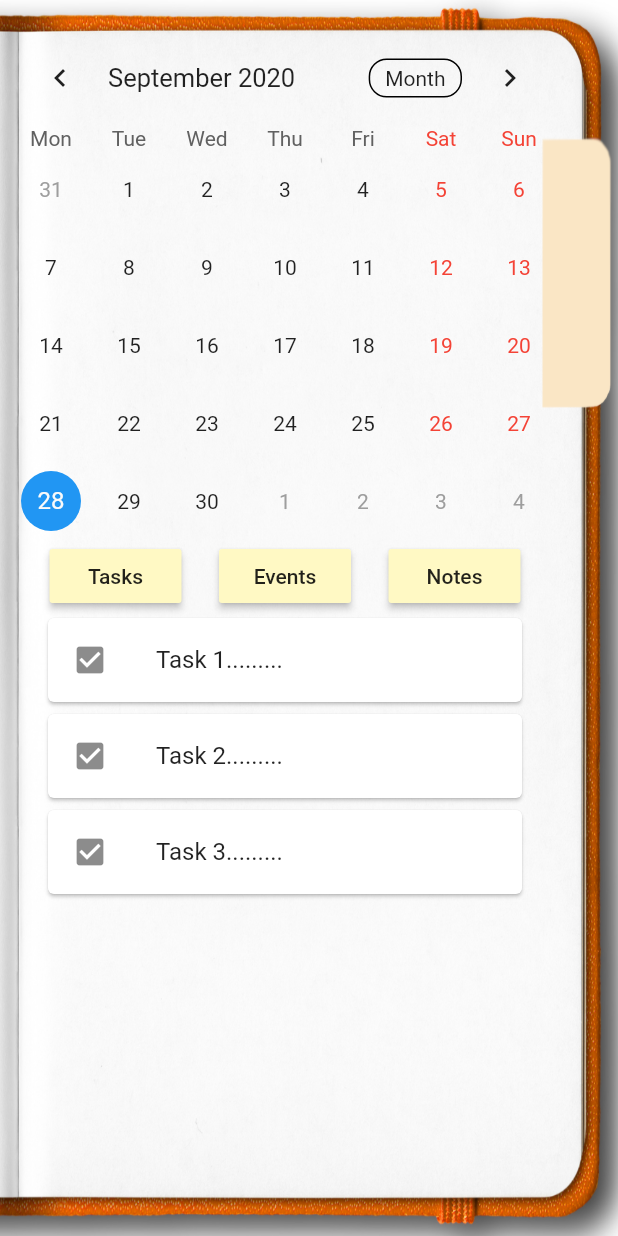
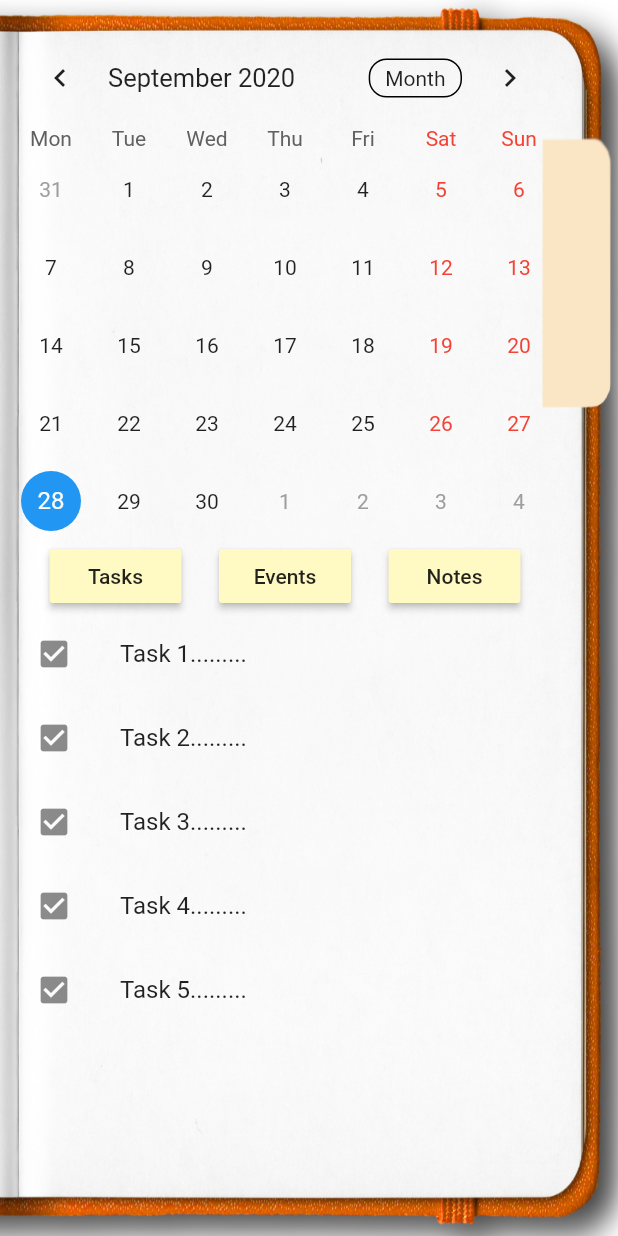
Before and after one commit to zmoghbel/ziba-life-planner, a Flutter app: the screen it shows after launch, after a tap on "Tasks", on a phone screen of 412 x 824 dp. Run offline on Flutter 3.47's test engine with Material 2 defaults, Android fonts, the phone set to English and light mode, and no system bars; drawn by our look-alikes of table_calendar; our stand-ins replace shimmer.

Commit message:
Creating tabs

```diff
--- /dev/null
+++ b/lib/pages/events.dart
@@ -0,0 +1,16 @@
+import 'package:flutter/material.dart';
+
+class Events extends StatefulWidget {
+  @override
+  _EventsState createState() => _EventsState();
+}
+
+class _EventsState extends State<Events> {
+  @override
+  Widget build(BuildContext context) {
+    return Container(
+      color: Colors.teal,
+      child: Center(child: Text('EVENTS')),
+    );
+  }
+}
--- a/lib/pages/home-page.dart
+++ b/lib/pages/home-page.dart
@@ -1,5 +1,9 @@
 import 'package:flutter/material.dart';
 import 'package:table_calendar/table_calendar.dart';
+import 'package:ziba_life_planner/pages/events.dart';
+import 'package:ziba_life_planner/pages/tab-buttons.dart';
+import 'package:ziba_life_planner/pages/notes.dart';
+import 'package:ziba_life_planner/pages/tasks.dart';
 
 class HomePage extends StatefulWidget {
   @override
@@ -7,13 +11,13 @@ class HomePage extends StatefulWidget {
 }
 
 class _HomePageState extends State<HomePage> {
-  CalendarController _controller;
+  CalendarController _calendarController;
   Map<DateTime, List<dynamic>> _events;
 
   @override
   void initState() {
     super.initState();
-    _controller = CalendarController();
+    _calendarController = CalendarController();
     _events = {};
   }
 
@@ -35,6 +39,7 @@ class _HomePageState extends State<HomePage> {
 
   @override
   Widget build(BuildContext context) {
+    final _pageController = PageController();
     return Scaffold(
       //backgroundColor: Colors.white,
       body: SafeArea(
@@ -60,7 +65,7 @@ class _HomePageState extends State<HomePage> {
                   TableCalendar(
                     //availableCalendarFormats: CalendarFormat.day,
                     events: _events,
-                    calendarController: _controller,
+                    calendarController: _calendarController,
                     onDaySelected: (date, event) {
                       print(
                         date.toIso8601String(),
@@ -80,74 +85,14 @@ class _HomePageState extends State<HomePage> {
                       selectedColor: Theme.of(context).primaryColor,
                     ),
                   ),
-                  Row(
-                    mainAxisAlignment: MainAxisAlignment.spaceEvenly,
-                    children: [
-                      RaisedButton(
-                        color: Colors.yellow[100],
-                        child: Text('Tasks'),
-                        onPressed: () {
-                          setState(() {
-                            debugPrint(
-                              'Tasks was tapped',
-                            );
-                          });
-                        },
-                      ),
-                      RaisedButton(
-                        color: Colors.yellow[100],
-                        child: Text('Events'),
-                        onPressed: () {
-                          setState(() {
-                            debugPrint(
-                              'Events was tapped',
-                            );
-                          });
-                        },
-                      ),
-                      RaisedButton(
-                        color: Colors.yellow[100],
-                        child: Text('Notes'),
-                        onPressed: () {
-                          setState(() {
-                            debugPrint(
-                              'Notes was tapped',
-                            );
-                          });
-                        },
-                      ),
-                    ],
-                  ),
-                  Padding(
-                    padding: const EdgeInsets.symmetric(
-                      horizontal: 20.0,
-                    ),
-                    child: Column(
-                      children: [
-                        Card(
-                          child: ListTile(
-                            title: Text("Task 1........."),
-                            leading: Icon(Icons.check_box),
-                            onTap: () {
-                              setState(() {
-                                print('Task 1 was tapped');
-                              });
-                            },
-                          ),
-                        ),
-                        Card(
-                          child: ListTile(
-                            //tileColor: Colors.green,
-                            title: Text("Task 2........."),
-                            leading: Icon(Icons.check_box),
-                          ),
-                        ),
-                        Card(
-                          child: ListTile(
-                            title: Text("Task 3........."),
-                            leading: Icon(Icons.check_box),
-                          ),
-                        ),
+                  TabButtons(_pageController),
+                  Expanded(
+                    child: PageView(
+                      controller: _pageController,
+                      children: <Widget>[
+                        Tasks(),
+                        Events(),
+                        Notes(),
                       ],
                     ),
                   ),
--- /dev/null
+++ b/lib/pages/notes.dart
@@ -0,0 +1,18 @@
+import 'package:flutter/material.dart';
+
+class Notes extends StatefulWidget {
+  @override
+  _NotesState createState() => _NotesState();
+}
+
+class _NotesState extends State<Notes> {
+  @override
+  Widget build(BuildContext context) {
+    return Container(
+      color: Colors.lightGreen,
+      child: Center(
+        child: Text('NOTES'),
+      ),
+    );
+  }
+}
--- /dev/null
+++ b/lib/pages/tab-buttons.dart
@@ -0,0 +1,28 @@
+import 'package:flutter/material.dart';
+
+class TabButtons extends StatelessWidget {
+  final PageController _pageController;
+
+  TabButtons(this._pageController);
+
+  @override
+  Widget build(BuildContext context) {
+    return Row(mainAxisAlignment: MainAxisAlignment.spaceEvenly, children: [
+      RaisedButton(
+        color: Colors.yellow[100],
+        child: Text('Tasks'),
+        onPressed: () => _pageController.jumpToPage(0),
+      ),
+      RaisedButton(
+        color: Colors.yellow[100],
+        child: Text('Events'),
+        onPressed: () => _pageController.jumpToPage(1),
+      ),
+      RaisedButton(
+        color: Colors.yellow[100],
+        child: Text('Notes'),
+        onPressed: () => _pageController.jumpToPage(2),
+      ),
+    ]);
+  }
+}
--- /dev/null
+++ b/lib/pages/tasks.dart
@@ -0,0 +1,71 @@
+import 'package:flutter/material.dart';
+
+class Tasks extends StatefulWidget {
+  @override
+  _TasksState createState() => _TasksState();
+}
+
+class _TasksState extends State<Tasks> {
+  @override
+  Widget build(BuildContext context) {
+    return ListView(
+      children: [
+        ListTile(
+          title: Text("Task 1........."),
+          leading: Icon(Icons.check_box),
+          onTap: () {
+            setState(
+              () {
+                print('Task 1 was tapped');
+              },
+            );
+          },
+        ),
+        ListTile(
+          title: Text("Task 2........."),
+          leading: Icon(Icons.check_box),
+          onTap: () {
+            setState(
+              () {
+                print('Task 2 was tapped');
+              },
+            );
+          },
+        ),
+        ListTile(
+          title: Text("Task 3........."),
+          leading: Icon(Icons.check_box),
+          onTap: () {
+            setState(
+              () {
+                print('Task 3 was tapped');
+              },
+            );
+          },
+        ),
+        ListTile(
+          title: Text("Task 4........."),
+          leading: Icon(Icons.check_box),
+          onTap: () {
+            setState(
+              () {
+                print('Task 4 was tapped');
+              },
+            );
+          },
+        ),
+        ListTile(
+          title: Text("Task 5........."),
+          leading: Icon(Icons.check_box),
+          onTap: () {
+            setState(
+              () {
+                print('Task 5 was tapped');
+              },
+            );
+          },
+        ),
+      ],
+    );
+  }
+}
--- a/pubspec.yaml
+++ b/pubspec.yaml
@@ -29,7 +29,7 @@ dependencies:
   # Use with the CupertinoIcons class for iOS style icons.
   cupertino_icons: ^0.1.3
   table_calendar: ^2.2.3
-  shared_preferences: ^0.5.10
+
 
 dev_dependencies:
   flutter_test:
```
Also changed, not shown: pubspec.lock, 5 other files.
